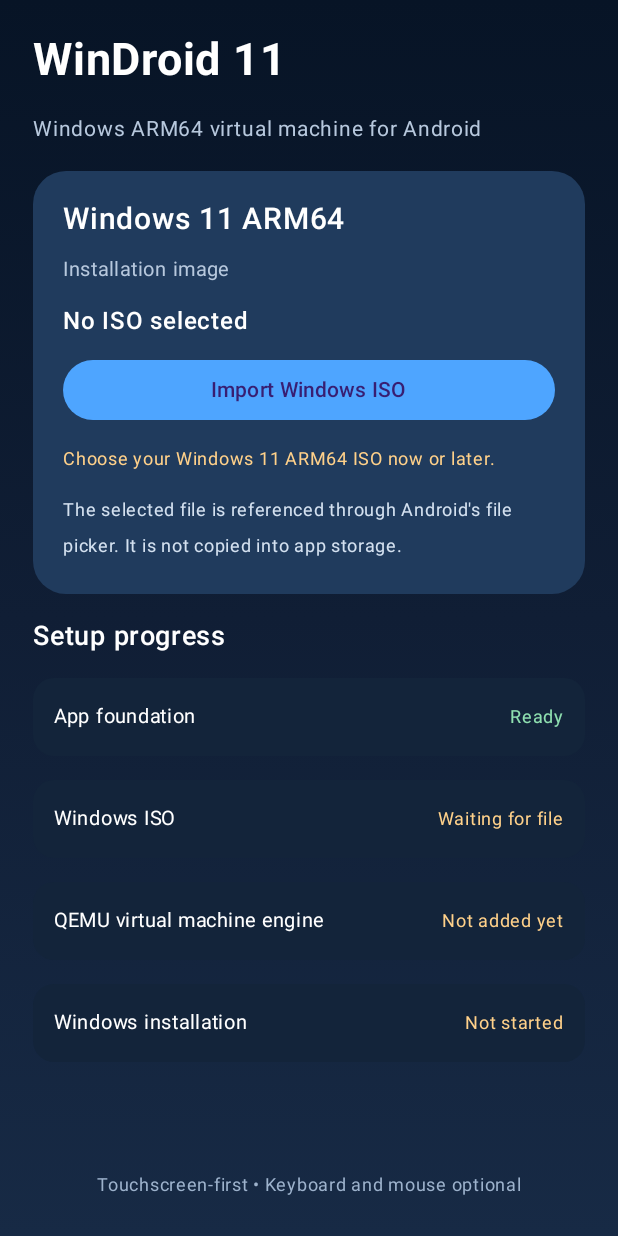
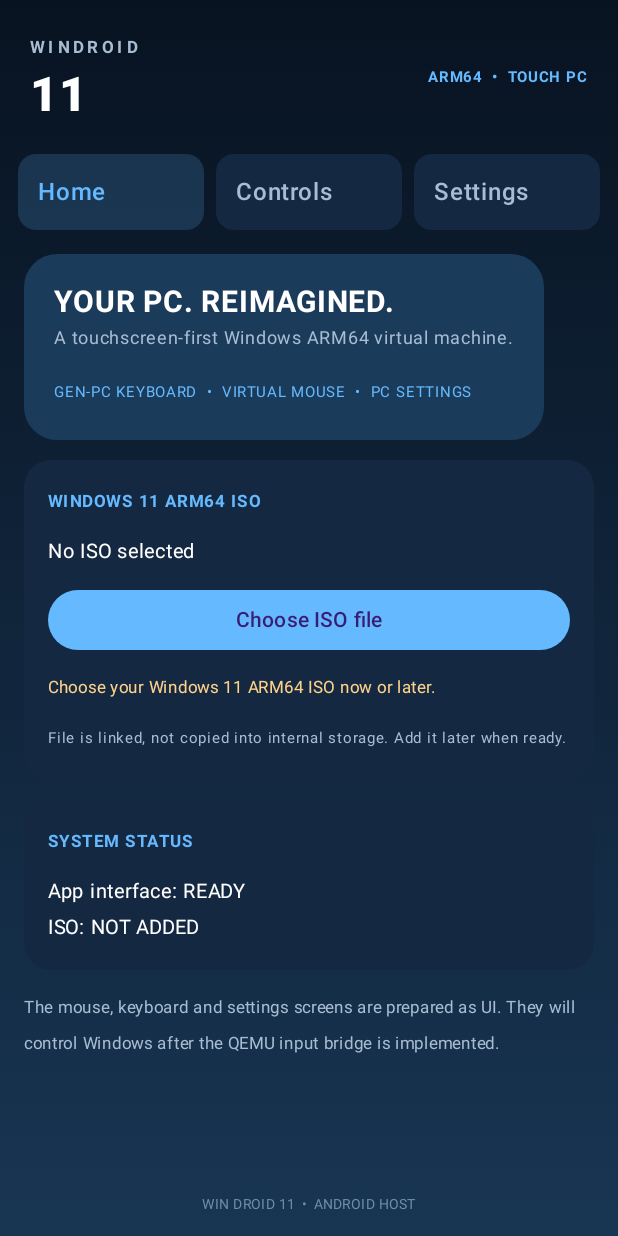
Before and after one commit to akarshbantu58-hub/WINDROID-11, an Android app built with Jetpack Compose: the screen it shows after launch (MainActivity), on a phone screen of 412 x 824 dp. Run offline under Robolectric (Android 15) with nearby library versions, the phone set to English and light mode, and no system bars.

Commit message:
Redesign WinDroid UI with settings, virtual mouse and Gen-PC keyboard

```diff
--- a/app/src/main/java/com/windroid11/MainActivity.kt
+++ b/app/src/main/java/com/windroid11/MainActivity.kt
@@ -10,145 +10,123 @@ import androidx.activity.compose.rememberLauncherForActivityResult
 import androidx.activity.result.contract.ActivityResultContracts
 import androidx.compose.foundation.background
 import androidx.compose.foundation.clickable
+import androidx.compose.foundation.gestures.detectDragGestures
 import androidx.compose.foundation.layout.*
+import androidx.compose.foundation.lazy.LazyColumn
 import androidx.compose.foundation.shape.RoundedCornerShape
+import androidx.compose.foundation.text.BasicTextField
 import androidx.compose.material3.*
 import androidx.compose.runtime.*
 import androidx.compose.ui.Alignment
 import androidx.compose.ui.Modifier
 import androidx.compose.ui.graphics.Brush
 import androidx.compose.ui.graphics.Color
+import androidx.compose.ui.input.pointer.pointerInput
+import androidx.compose.ui.text.TextStyle
 import androidx.compose.ui.text.font.FontWeight
+import androidx.compose.ui.unit.IntOffset
 import androidx.compose.ui.unit.dp
 import androidx.compose.ui.unit.sp
+import kotlin.math.roundToInt
+
+private val bg = Color(0xFF081321)
+private val panel = Color(0xFF142941)
+private val blue = Color(0xFF65B9FF)
+private val muted = Color(0xFFA8BCD2)
 
 class MainActivity : ComponentActivity() {
-    override fun onCreate(savedInstanceState: Bundle?) {
-        super.onCreate(savedInstanceState)
-        setContent { WinDroidApp() }
-    }
+ override fun onCreate(savedInstanceState: Bundle?) { super.onCreate(savedInstanceState); setContent { Windroid() } }
 }
 
 @Composable
-fun WinDroidApp() {
-    val context = androidx.compose.ui.platform.LocalContext.current
-    val prefs = remember { context.getSharedPreferences("windroid_setup", 0) }
-    var selectedUri by remember { mutableStateOf(prefs.getString("windows_iso_uri", null)?.let(Uri::parse)) }
-    var selectedName by remember { mutableStateOf(prefs.getString("windows_iso_name", null) ?: "No ISO selected") }
-    var selectedSize by remember { mutableStateOf(prefs.getString("windows_iso_size", "") ?: "") }
-    var message by remember { mutableStateOf("Choose your Windows 11 ARM64 ISO now or later.") }
+fun Windroid() {
+ val ctx = androidx.compose.ui.platform.LocalContext.current
+ val prefs = remember { ctx.getSharedPreferences("windroid_setup", 0) }
+ var uri by remember { mutableStateOf(prefs.getString("windows_iso_uri", null)?.let(Uri::parse)) }
+ var fileName by remember { mutableStateOf(prefs.getString("windows_iso_name", "No ISO selected") ?: "No ISO selected") }
+ var fileSize by remember { mutableStateOf(prefs.getString("windows_iso_size", "") ?: "") }
+ var notice by remember { mutableStateOf("Choose your Windows 11 ARM64 ISO now or later.") }
+ var tab by remember { mutableStateOf("Home") }
+ var keyboard by remember { mutableStateOf(true) }
+ var mouse by remember { mutableStateOf(true) }
+ var fit by remember { mutableStateOf(true) }
+ var haptics by remember { mutableStateOf(false) }
+ var resolution by remember { mutableStateOf(prefs.getString("resolution", "1280 × 800") ?: "1280 × 800") }
+ var ram by remember { mutableStateOf(prefs.getString("ram", "1.5 GB") ?: "1.5 GB") }
+ var typed by remember { mutableStateOf("") }
 
-    val picker = rememberLauncherForActivityResult(
-        contract = ActivityResultContracts.OpenDocument()
-    ) { uri: Uri? ->
-        if (uri != null) {
-            try {
-                context.contentResolver.takePersistableUriPermission(
-                    uri, Intent.FLAG_GRANT_READ_URI_PERMISSION
-                )
-                var name = "Windows image"
-                var sizeText = "Size unavailable"
-                context.contentResolver.query(uri, null, null, null, null)?.use { cursor ->
-                    val nameIndex = cursor.getColumnIndex(OpenableColumns.DISPLAY_NAME)
-                    val sizeIndex = cursor.getColumnIndex(OpenableColumns.SIZE)
-                    if (cursor.moveToFirst()) {
-                        if (nameIndex >= 0) name = cursor.getString(nameIndex) ?: name
-                        if (sizeIndex >= 0 && !cursor.isNull(sizeIndex)) {
-                            val bytes = cursor.getLong(sizeIndex)
-                            sizeText = String.format("%.2f GB", bytes / (1024.0 * 1024.0 * 1024.0))
+ val filePicker = rememberLauncherForActivityResult(ActivityResultContracts.OpenDocument()) { u ->
+  if (u != null) try {
+   ctx.contentResolver.takePersistableUriPermission(u, Intent.FLAG_GRANT_READ_URI_PERMISSION)
+   var n = "Windows image"; var s = ""
+   ctx.contentResolver.query(u, null, null, null, null)?.use { c ->
+    val ni=c.getColumnIndex(OpenableColumns.DISPLAY_NAME); val si=c.getColumnIndex(OpenableColumns.SIZE)
+    if(c.moveToFirst()){ if(ni>=0)n=c.getString(ni)?:n; if(si>=0&&!c.isNull(si))s=String.format("%.2f GB",c.getLong(si)/1073741824.0) }
+   }
+   if(!n.lowercase().endsWith(".iso")) notice="Please select a .iso file."
+   else { uri=u; fileName=n; fileSize=s; prefs.edit().putString("windows_iso_uri",u.toString()).putString("windows_iso_name",n).putString("windows_iso_size",s).apply(); notice="ISO reference saved. VM engine is still required before installation." }
+  } catch (_:Exception) { notice="Could not save file access. Please select it again." }
+ }
+
+ MaterialTheme(colorScheme=darkColorScheme(primary=blue, background=bg, surface=panel)) {
+  Column(Modifier.fillMaxSize().background(Brush.verticalGradient(listOf(bg,Color(0xFF10243A),Color(0xFF183552))))) {
+   Row(Modifier.fillMaxWidth().padding(20.dp),verticalAlignment=Alignment.CenterVertically) {
+    Column(Modifier.weight(1f)){ Text("WINDROID",color=muted,fontSize=11.sp,fontWeight=FontWeight.Bold,letterSpacing=3.sp); Text("11",color=Color.White,fontSize=32.sp,fontWeight=FontWeight.ExtraBold) }
+    Text("ARM64  •  TOUCH PC",color=blue,fontSize=10.sp,fontWeight=FontWeight.Bold)
+   }
+   Row(Modifier.fillMaxWidth().padding(horizontal=12.dp),horizontalArrangement=Arrangement.spacedBy(8.dp)) {
+    listOf("Home","Controls","Settings").forEach { t ->
+     Surface(color=if(tab==t)blue.copy(alpha=.18f) else panel,shape=RoundedCornerShape(12.dp),modifier=Modifier.weight(1f).clickable{tab=t}) { Text(t,color=if(tab==t)blue else muted,fontWeight=FontWeight.SemiBold,modifier=Modifier.padding(13.dp)) }
     }
    }
+   when(tab) {
+    "Home" -> LazyColumn(Modifier.weight(1f).padding(16.dp),verticalArrangement=Arrangement.spacedBy(13.dp)) {
+     item { Card(colors=CardDefaults.cardColors(containerColor=Color(0xFF1B3B5A)),shape=RoundedCornerShape(22.dp)){ Column(Modifier.padding(20.dp)){ Text("YOUR PC. REIMAGINED.",color=Color.White,fontSize=20.sp,fontWeight=FontWeight.Bold); Text("A touchscreen-first Windows ARM64 virtual machine.",color=muted,fontSize=12.sp); Spacer(Modifier.height(12.dp)); Text("GEN-PC KEYBOARD  •  VIRTUAL MOUSE  •  PC SETTINGS",color=blue,fontSize=10.sp) } } }
+     item { InfoCard("WINDOWS 11 ARM64 ISO",fileName+(if(fileSize.isNotBlank())"  •  $fileSize" else "")){ Button(onClick={filePicker.launch(arrayOf("application/octet-stream","application/x-iso9660-image","*/*"))},modifier=Modifier.fillMaxWidth()){Text(if(uri==null)"Choose ISO file" else "Change ISO file")} ; Text(notice,color=Color(0xFFFFD28B),fontSize=11.sp); Text("File is linked, not copied into internal storage. Add it later when ready.",color=muted,fontSize=10.sp) } }
+     item { InfoCard("SYSTEM STATUS","App interface: READY\nISO: "+if(uri==null)"NOT ADDED" else "LINKED"+"\nQEMU engine: NOT INTEGRATED\nWindows VM: NOT STARTED") { } }
+     item { Text("The mouse, keyboard and settings screens are prepared as UI. They will control Windows after the QEMU input bridge is implemented.",color=muted,fontSize=11.sp) }
     }
-                if (!name.lowercase().endsWith(".iso")) {
-                    message = "Please select a file ending in .iso"
-                } else {
-                    selectedUri = uri
-                    selectedName = name
-                    selectedSize = sizeText
-                    prefs.edit()
-                        .putString("windows_iso_uri", uri.toString())
-                        .putString("windows_iso_name", name)
-                        .putString("windows_iso_size", sizeText)
-                        .apply()
-                    message = "ISO selected. VM setup will be available after the QEMU engine is added."
+    "Controls" -> LazyColumn(Modifier.weight(1f).padding(14.dp),verticalArrangement=Arrangement.spacedBy(12.dp)) {
+     item { InfoCard("VIRTUAL MOUSE / TOUCHPAD","Drag inside the pad to move the on-screen pointer.") {
+      TouchPad()
+      Row(horizontalArrangement=Arrangement.spacedBy(8.dp)){ Button(onClick={},modifier=Modifier.weight(1f)){Text("LEFT CLICK")}; OutlinedButton(onClick={},modifier=Modifier.weight(1f)){Text("RIGHT CLICK")} }
+      Text("Pointer and click events are a preview until connected to QEMU.",color=muted,fontSize=10.sp)
+     } }
+     item { InfoCard("GEN-PC KEYBOARD","Full-width touch keyboard with PC modifier keys.") {
+      BasicTextField(value=typed,onValueChange={typed=it},textStyle=TextStyle(color=Color.White,fontSize=14.sp),modifier=Modifier.fillMaxWidth().background(bg,RoundedCornerShape(8.dp)).padding(10.dp),decorationBox={inner->if(typed.isEmpty())Text("Input preview…",color=muted);inner()})
+      GenKeyboard { key -> typed=when(key){"BACK"->typed.dropLast(1);"SPACE"->typed+" ";"ENTER"->typed+"\n";"CLEAR"->"";else->typed+key} }
+      Text("Keyboard preview only. Key events will be sent to Windows after VM integration.",color=muted,fontSize=10.sp)
+     } }
+     item { Row(verticalAlignment=Alignment.CenterVertically){Text("Enable virtual mouse",color=Color.White,modifier=Modifier.weight(1f));Switch(mouse,{mouse=it})}; Row(verticalAlignment=Alignment.CenterVertically){Text("Show keyboard",color=Color.White,modifier=Modifier.weight(1f));Switch(keyboard,{keyboard=it})} }
     }
-            } catch (e: Exception) {
-                message = "Could not keep access to this file. Please select it again."
+    else -> LazyColumn(Modifier.weight(1f).padding(16.dp),verticalArrangement=Arrangement.spacedBy(12.dp)) {
+     item { Text("PC SETTINGS",color=blue,fontSize=12.sp,fontWeight=FontWeight.Bold,letterSpacing=2.sp) }
+     item { InfoCard("DISPLAY RESOLUTION","Choose the planned Windows desktop size.") { listOf("960 × 600","1280 × 800","1366 × 768").forEach{v->Row(verticalAlignment=Alignment.CenterVertically,modifier=Modifier.fillMaxWidth().clickable{resolution=v;prefs.edit().putString("resolution",v).apply()}){RadioButton(resolution==v,{resolution=v;prefs.edit().putString("resolution",v).apply()});Text(v,color=Color.White)}} } }
+     item { InfoCard("VIRTUAL MEMORY","Low memory settings for a 4 GB tablet.") { listOf("1 GB","1.5 GB","2 GB").forEach{v->Row(verticalAlignment=Alignment.CenterVertically,modifier=Modifier.fillMaxWidth().clickable{ram=v;prefs.edit().putString("ram",v).apply()}){RadioButton(ram==v,{ram=v;prefs.edit().putString("ram",v).apply()});Text(v,color=Color.White)}};Text("Saved preference only. Actual VM memory is not allocated yet.",color=muted,fontSize=10.sp) } }
+     item { Toggle("Fit Windows screen to tablet", "Scale guest display to available screen",fit){fit=it} }
+     item { Toggle("Touch feedback", "Haptic feedback for touch controls",haptics){haptics=it} }
+     item { Toggle("Virtual mouse", "Enable touchpad controls",mouse){mouse=it} }
+     item { InfoCard("ABOUT","WinDroid 11 • UI foundation\nISO picker • Mouse UI • Gen-PC keyboard • Settings\nQEMU engine and Windows boot are not implemented yet."){} }
+    }
+   }
+   Text("WIN DROID 11  •  ANDROID HOST",color=Color(0xFF6F8CA9),fontSize=9.sp,modifier=Modifier.align(Alignment.CenterHorizontally).padding(9.dp))
   }
  }
 }
 
-    val blue = Color(0xFF4EA5FF)
-    val background = Brush.verticalGradient(
-        listOf(Color(0xFF071426), Color(0xFF101E35), Color(0xFF172A45))
-    )
-    MaterialTheme(colorScheme = darkColorScheme(primary = blue)) {
-        Box(Modifier.fillMaxSize().background(background).padding(22.dp)) {
-            Column(
-                Modifier.fillMaxSize(),
-                verticalArrangement = Arrangement.spacedBy(16.dp)
-            ) {
-                Text("WinDroid 11", color = Color.White, fontSize = 30.sp, fontWeight = FontWeight.Bold)
-                Text("Windows ARM64 virtual machine for Android", color = Color(0xFFB7C8DD), fontSize = 14.sp)
-
-                Card(
-                    colors = CardDefaults.cardColors(containerColor = Color(0xFF203B5D)),
-                    shape = RoundedCornerShape(22.dp),
-                    modifier = Modifier.fillMaxWidth()
-                ) {
-                    Column(Modifier.padding(20.dp), verticalArrangement = Arrangement.spacedBy(10.dp)) {
-                        Text("Windows 11 ARM64", color = Color.White, fontSize = 20.sp, fontWeight = FontWeight.SemiBold)
-                        Text("Installation image", color = Color(0xFFB7C8DD), fontSize = 13.sp)
-                        Text(selectedName, color = Color.White, fontWeight = FontWeight.Medium)
-                        if (selectedSize.isNotBlank()) {
-                            Text(selectedSize, color = Color(0xFFB7C8DD), fontSize = 12.sp)
+@Composable private fun InfoCard(title:String,subtitle:String,content:@Composable ColumnScope.()->Unit) {
+ Card(colors=CardDefaults.cardColors(containerColor=panel),shape=RoundedCornerShape(18.dp)){Column(Modifier.fillMaxWidth().padding(16.dp),verticalArrangement=Arrangement.spacedBy(9.dp)){Text(title,color=blue,fontSize=11.sp,fontWeight=FontWeight.Bold,letterSpacing=1.sp);Text(subtitle,color=Color.White,fontSize=13.sp);content()}}
 }
-                        Button(
-                            onClick = { picker.launch(arrayOf("application/octet-stream", "application/x-iso9660-image", "*/*")) },
-                            modifier = Modifier.fillMaxWidth()
-                        ) {
-                            Text(if (selectedUri == null) "Import Windows ISO" else "Choose another ISO")
-                        }
-                        Text(message, color = Color(0xFFFFD18A), fontSize = 12.sp)
-                        Text(
-                            "The selected file is referenced through Android's file picker. It is not copied into app storage.",
-                            color = Color(0xFFD4E1F0), fontSize = 12.sp
-                        )
+@Composable private fun Toggle(title:String,sub:String,value:Boolean,onChange:(Boolean)->Unit){InfoCard(title,sub){Switch(value,onChange)}}
+@Composable private fun TouchPad(){
+ var p by remember{mutableStateOf(androidx.compose.ui.geometry.Offset(.5f,.5f))}
+ Box(Modifier.fillMaxWidth().height(170.dp).background(bg,RoundedCornerShape(14.dp)).pointerInput(Unit){detectDragGestures{c,d->c.consume();p=androidx.compose.ui.geometry.Offset((p.x+d.x/size.width).coerceIn(.05f,.95f),(p.y+d.y/size.height).coerceIn(.08f,.92f))}}){
+  Text("DRAG TO MOVE",color=muted,fontSize=10.sp,modifier=Modifier.align(Alignment.TopCenter).padding(10.dp))
+  Box(Modifier.offset{IntOffset((p.x*size.width).roundToInt()-8,(p.y*size.height).roundToInt()-8)}.size(16.dp).background(blue,RoundedCornerShape(50)))
+  Text("TRACKPAD AREA",color=Color(0xFF58728E),fontSize=9.sp,modifier=Modifier.align(Alignment.BottomCenter).padding(8.dp))
  }
 }
-
-                Text("Setup progress", color = Color.White, fontSize = 18.sp, fontWeight = FontWeight.SemiBold)
-                StatusCard("App foundation", "Ready", Color(0xFF8FE0B0))
-                StatusCard("Windows ISO", if (selectedUri == null) "Waiting for file" else "Selected: $selectedName", if (selectedUri == null) Color(0xFFFFD18A) else Color(0xFF8FE0B0))
-                StatusCard("QEMU virtual machine engine", "Not added yet", Color(0xFFFFD18A))
-                StatusCard("Windows installation", "Not started", Color(0xFFFFD18A))
-
-                Spacer(Modifier.weight(1f))
-                Text(
-                    "Touchscreen-first • Keyboard and mouse optional",
-                    color = Color(0xFF9DB2CC), fontSize = 12.sp,
-                    modifier = Modifier.align(Alignment.CenterHorizontally)
-                )
+@Composable private fun GenKeyboard(onKey:(String)->Unit){
+ val rows=listOf(listOf("ESC","1","2","3","4","5","6","7","8","9","0","BACK"),listOf("TAB","Q","W","E","R","T","Y","U","I","O","P"),listOf("CAPS","A","S","D","F","G","H","J","K","L","ENTER"),listOf("SHIFT","Z","X","C","V","B","N","M",",",".","SHIFT"),listOf("CTRL","FN","ALT","SPACE","ALT","←","↓","↑","→"))
+ Column(verticalArrangement=Arrangement.spacedBy(4.dp)){rows.forEach{r->Row(Modifier.fillMaxWidth(),horizontalArrangement=Arrangement.spacedBy(3.dp)){r.forEach{k->Surface(color=if(k in listOf("SPACE","ENTER","SHIFT","CTRL","ALT","TAB","BACK"))Color(0xFF315273) else Color(0xFF203A55),shape=RoundedCornerShape(5.dp),modifier=Modifier.weight(if(k=="SPACE")2.7f else if(k.length>1)1.25f else 1f).height(35.dp).clickable{onKey(when(k){"BACK"->"BACK";"SPACE"->"SPACE";"ENTER"->"ENTER";else->if(k.length==1)k.lowercase() else ""})}){Box(contentAlignment=Alignment.Center){Text(k,color=Color.White,fontSize=if(k.length>3)8.sp else 10.sp,fontWeight=FontWeight.SemiBold)}}}}};OutlinedButton(onClick={onKey("CLEAR")},modifier=Modifier.fillMaxWidth()){Text("CLEAR INPUT PREVIEW")} }
 }
-        }
-    }
-}
-
-@Composable
-private fun StatusCard(title: String, status: String, statusColor: Color) {
-    Card(
-        colors = CardDefaults.cardColors(containerColor = Color(0xFF13243A)),
-        modifier = Modifier.fillMaxWidth(),
-        shape = RoundedCornerShape(14.dp)
-    ) {
-        Row(
-            Modifier.fillMaxWidth().padding(14.dp),
-            horizontalArrangement = Arrangement.SpaceBetween,
-            verticalAlignment = Alignment.CenterVertically
-        ) {
-            Text(title, color = Color.White, fontSize = 13.sp, modifier = Modifier.weight(1f))
-            Spacer(Modifier.width(8.dp))
-            Text(status, color = statusColor, fontSize = 12.sp)
-        }
-    }
-}
```
Lines whose indentation alone changed are shown as unchanged.
